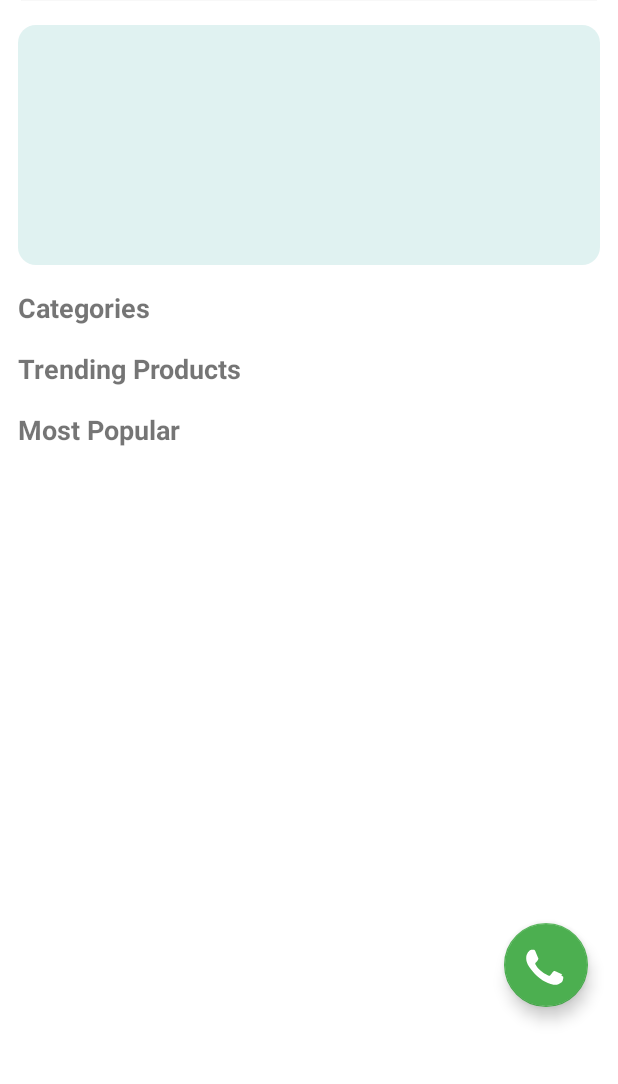
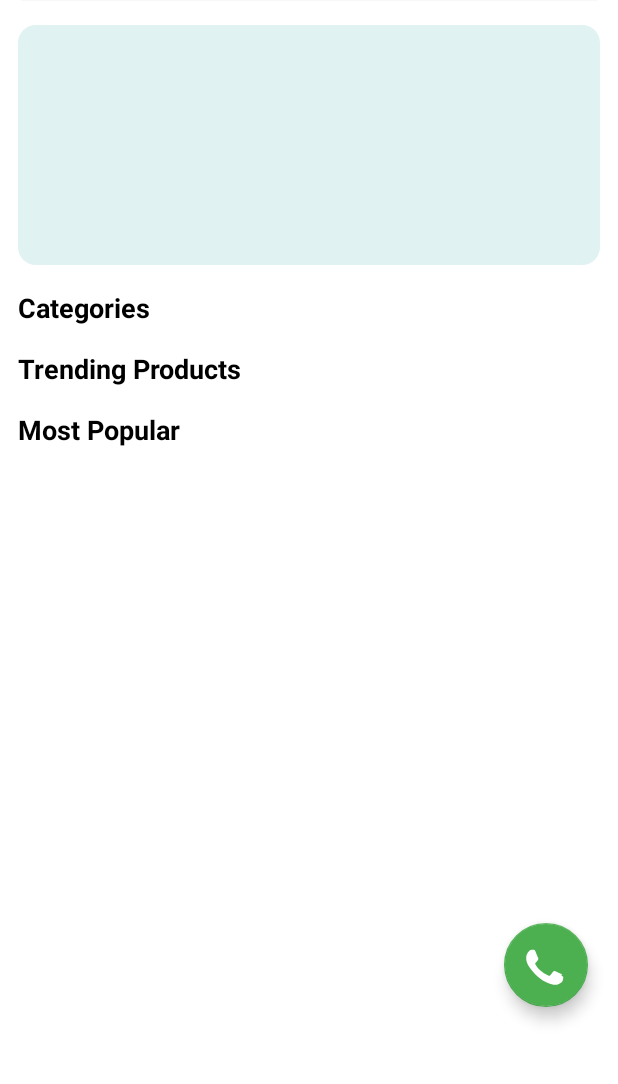
Before and after one commit to jaybrahmbhatt12/BulkAgrochemApp, an Android app: the screen it shows after launch (MainActivity), on a phone screen of 412 x 824 dp, the part 131-1215 px from its top. Run offline under Robolectric (Android 15) with nearby library versions, the phone set to English and light mode, and no system bars.

Commit message:
color bug fixed in searchview

```diff
--- a/app/src/main/res/layout/activity_main.xml
+++ b/app/src/main/res/layout/activity_main.xml
@@ -70,6 +70,7 @@
                 android:layout_height="wrap_content"
                 android:layout_marginTop="16dp"
                 android:text="Categories"
+                android:textColor="@color/black"
                 android:textSize="18sp"
                 android:textStyle="bold" />
 
@@ -86,6 +87,7 @@
                 android:layout_height="wrap_content"
                 android:layout_marginTop="16dp"
                 android:text="Trending Products"
+                android:textColor="@color/black"
                 android:textSize="18sp"
                 android:textStyle="bold" />
 
@@ -102,6 +104,7 @@
                 android:layout_height="wrap_content"
                 android:layout_marginTop="16dp"
                 android:text="Most Popular"
+                android:textColor="@color/black"
                 android:textSize="18sp"
                 android:textStyle="bold" />
 
--- a/app/src/main/res/layout/activity_product_list.xml
+++ b/app/src/main/res/layout/activity_product_list.xml
@@ -20,7 +20,9 @@
         android:layout_height="wrap_content"
         android:queryHint="Search products..."
         android:iconifiedByDefault="false"
-        android:imeOptions="actionSearch" />
+        app:theme="@style/ThemeOverlay.AppCompat.Light"
+        android:imeOptions="actionSearch"
+        />
 
         <TextView
             android:id="@+id/txtTitle"
@@ -28,6 +30,7 @@
             android:layout_height="wrap_content"
             android:padding="12dp"
             android:text="Category"
+            android:textColor="@color/black"
             android:textSize="18sp"
             android:textStyle="bold" />
 
```
